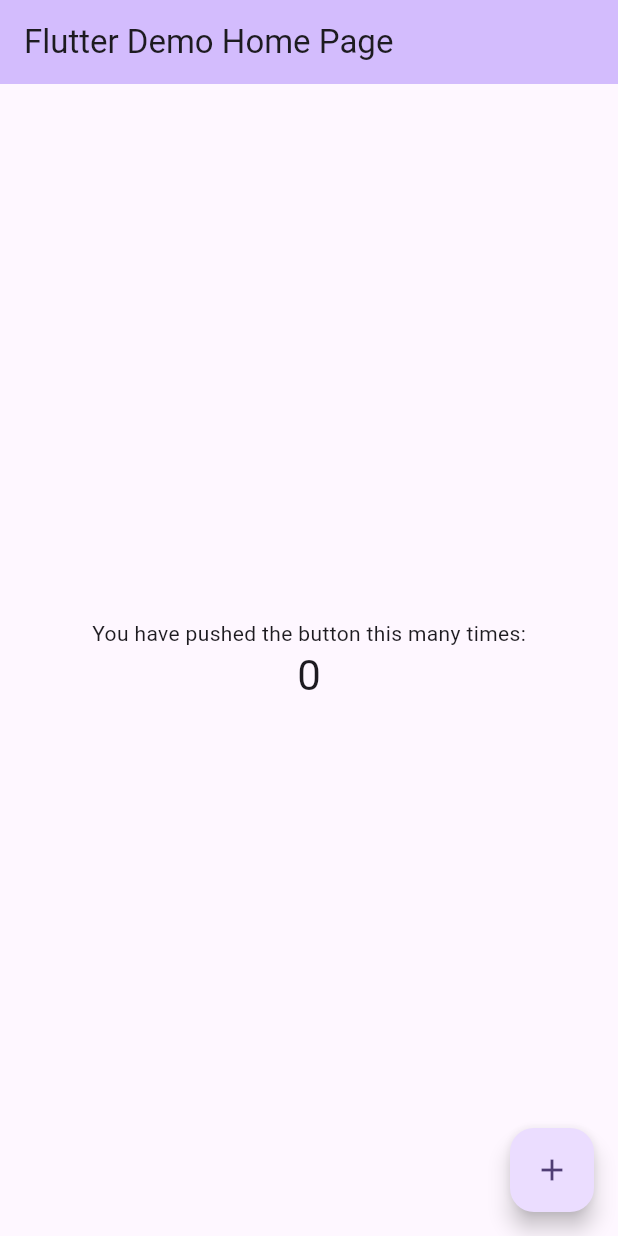
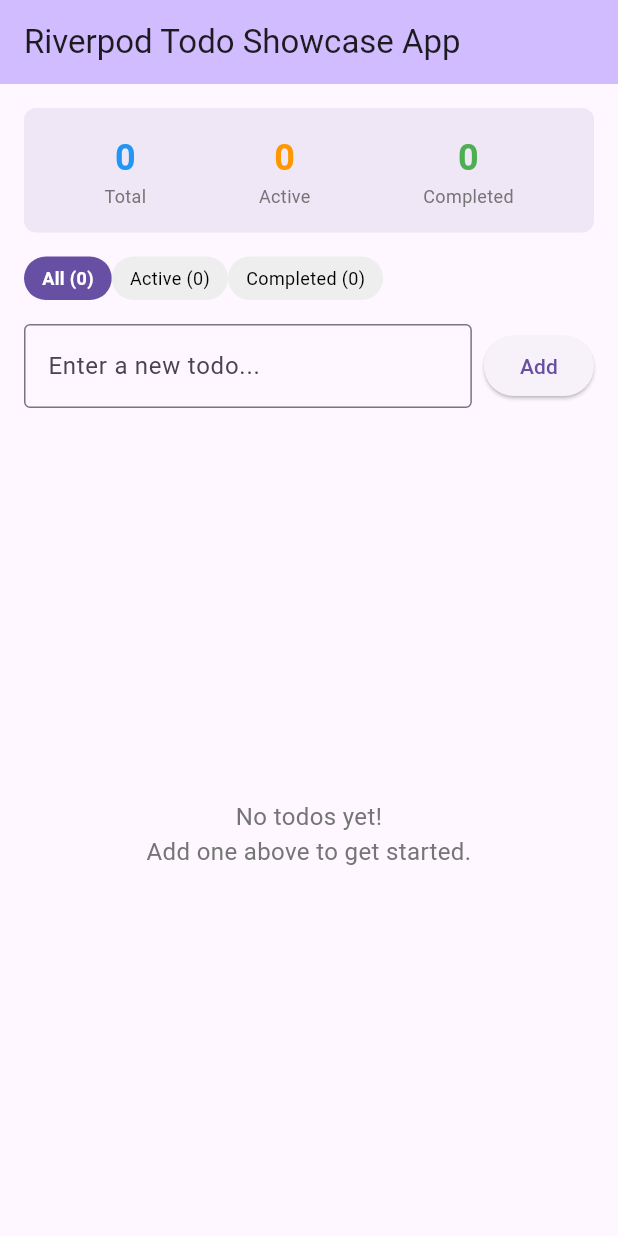
Before and after one commit to OkpePhillips/flutter_compile_camp, a Flutter app: the screen it shows after launch, on a phone screen of 412 x 824 dp. Run offline on Flutter 3.47's test engine with Material 3 defaults, Android fonts, the phone set to English and light mode, and no system bars; our stand-ins replace flutter_riverpod, shared_preferences.

Commit message:
Implemented core features of the todo app and persisted data using shared preferences

```diff
--- a/todo_app/lib/main.dart
+++ b/todo_app/lib/main.dart
@@ -1,122 +1,27 @@
+// lib/main.dart
 import 'package:flutter/material.dart';
+import 'package:flutter_riverpod/flutter_riverpod.dart';
+import 'screens/todo_screen.dart';
 
 void main() {
-  runApp(const MyApp());
+  runApp(
+    ProviderScope(
+      // Essential: Wrap your app in ProviderScope
+      child: MyApp(),
+    ),
+  );
 }
 
 class MyApp extends StatelessWidget {
   const MyApp({super.key});
 
-  // This widget is the root of your application.
   @override
   Widget build(BuildContext context) {
     return MaterialApp(
-      title: 'Flutter Demo',
-      theme: ThemeData(
-        // This is the theme of your application.
-        //
-        // TRY THIS: Try running your application with "flutter run". You'll see
-        // the application has a purple toolbar. Then, without quitting the app,
-        // try changing the seedColor in the colorScheme below to Colors.green
-        // and then invoke "hot reload" (save your changes or press the "hot
-        // reload" button in a Flutter-supported IDE, or press "r" if you used
-        // the command line to start the app).
-        //
-        // Notice that the counter didn't reset back to zero; the application
-        // state is not lost during the reload. To reset the state, use hot
-        // restart instead.
-        //
-        // This works for code too, not just values: Most code changes can be
-        // tested with just a hot reload.
-        colorScheme: ColorScheme.fromSeed(seedColor: Colors.deepPurple),
-      ),
-      home: const MyHomePage(title: 'Flutter Demo Home Page'),
+      title: 'Riverpod Todo Showcase',
+      theme: ThemeData(primarySwatch: Colors.blue, useMaterial3: true),
+      debugShowCheckedModeBanner: false,
+      home: TodoScreen(),
     );
   }
 }
-
-class MyHomePage extends StatefulWidget {
-  const MyHomePage({super.key, required this.title});
-
-  // This widget is the home page of your application. It is stateful, meaning
-  // that it has a State object (defined below) that contains fields that affect
-  // how it looks.
-
-  // This class is the configuration for the state. It holds the values (in this
-  // case the title) provided by the parent (in this case the App widget) and
-  // used by the build method of the State. Fields in a Widget subclass are
-  // always marked "final".
-
-  final String title;
-
-  @override
-  State<MyHomePage> createState() => _MyHomePageState();
-}
-
-class _MyHomePageState extends State<MyHomePage> {
-  int _counter = 0;
-
-  void _incrementCounter() {
-    setState(() {
-      // This call to setState tells the Flutter framework that something has
-      // changed in this State, which causes it to rerun the build method below
-      // so that the display can reflect the updated values. If we changed
-      // _counter without calling setState(), then the build method would not be
-      // called again, and so nothing would appear to happen.
-      _counter++;
-    });
-  }
-
-  @override
-  Widget build(BuildContext context) {
-    // This method is rerun every time setState is called, for instance as done
-    // by the _incrementCounter method above.
-    //
-    // The Flutter framework has been optimized to make rerunning build methods
-    // fast, so that you can just rebuild anything that needs updating rather
-    // than having to individually change instances of widgets.
-    return Scaffold(
-      appBar: AppBar(
-        // TRY THIS: Try changing the color here to a specific color (to
-        // Colors.amber, perhaps?) and trigger a hot reload to see the AppBar
-        // change color while the other colors stay the same.
-        backgroundColor: Theme.of(context).colorScheme.inversePrimary,
-        // Here we take the value from the MyHomePage object that was created by
-        // the App.build method, and use it to set our appbar title.
-        title: Text(widget.title),
-      ),
-      body: Center(
-        // Center is a layout widget. It takes a single child and positions it
-        // in the middle of the parent.
-        child: Column(
-          // Column is also a layout widget. It takes a list of children and
-          // arranges them vertically. By default, it sizes itself to fit its
-          // children horizontally, and tries to be as tall as its parent.
-          //
-          // Column has various properties to control how it sizes itself and
-          // how it positions its children. Here we use mainAxisAlignment to
-          // center the children vertically; the main axis here is the vertical
-          // axis because Columns are vertical (the cross axis would be
-          // horizontal).
-          //
-          // TRY THIS: Invoke "debug painting" (choose the "Toggle Debug Paint"
-          // action in the IDE, or press "p" in the console), to see the
-          // wireframe for each widget.
-          mainAxisAlignment: MainAxisAlignment.center,
-          children: <Widget>[
-            const Text('You have pushed the button this many times:'),
-            Text(
-              '$_counter',
-              style: Theme.of(context).textTheme.headlineMedium,
-            ),
-          ],
-        ),
-      ),
-      floatingActionButton: FloatingActionButton(
-        onPressed: _incrementCounter,
-        tooltip: 'Increment',
-        child: const Icon(Icons.add),
-      ), // This trailing comma makes auto-formatting nicer for build methods.
-    );
-  }
-}
--- /dev/null
+++ b/todo_app/lib/models/todo.dart
@@ -0,0 +1,45 @@
+import 'dart:convert';
+
+class Todo {
+  final String id;
+  final String title;
+  final bool isCompleted;
+
+  Todo({required this.id, required this.title, this.isCompleted = false});
+
+  // This is the key method for immutable updates
+  Todo copyWith({String? id, String? title, bool? isCompleted}) {
+    return Todo(
+      id: id ?? this.id,
+      title: title ?? this.title,
+      isCompleted: isCompleted ?? this.isCompleted,
+    );
+  }
+
+  Map<String, dynamic> toMap() {
+    return {'id': id, 'title': title, 'isCompleted': isCompleted};
+  }
+
+  factory Todo.fromMap(Map<String, dynamic> map) {
+    return Todo(
+      id: map['id'],
+      title: map['title'],
+      isCompleted: map['isCompleted'],
+    );
+  }
+
+  String toJson() => json.encode(toMap());
+
+  factory Todo.fromJson(String source) =>
+      Todo.fromMap(json.decode(source) as Map<String, dynamic>);
+
+
+  @override
+  bool operator ==(Object other) {
+    if (identical(this, other)) return true;
+    return other is Todo && other.id == id;
+  }
+
+  @override
+  int get hashCode => id.hashCode;
+}
--- /dev/null
+++ b/todo_app/lib/providers/todo_provider.dart
@@ -0,0 +1,109 @@
+// lib/providers/todo_providers.dart
+import 'package:flutter_riverpod/flutter_riverpod.dart';
+import 'package:shared_preferences/shared_preferences.dart';
+import '../models/todo.dart';
+
+// 1. StateNotifierProvider for complex state (todo list)
+class TodoListNotifier extends StateNotifier<List<Todo>> {
+  static const _prefsKey = 'todos';
+
+  TodoListNotifier() : super([]) {
+    _loadTodos();
+  }
+
+  Future<void> _loadTodos() async {
+    final prefs = await SharedPreferences.getInstance();
+    final todosJson = prefs.getStringList(_prefsKey) ?? [];
+    state = todosJson.map((jsonStr) => Todo.fromJson(jsonStr)).toList();
+  }
+
+  Future<void> _saveTodos() async {
+    final prefs = await SharedPreferences.getInstance();
+    final todosJson = state.map((todo) => todo.toJson()).toList();
+    await prefs.setStringList(_prefsKey, todosJson);
+  }
+
+  void addTodo(String title) {
+    if (title.trim().isEmpty) return;
+
+    final newTodo = Todo(
+      id: DateTime.now().millisecondsSinceEpoch.toString(),
+      title: title.trim(),
+    );
+
+    // Key concept: Create new state, don't modify existing
+    state = [...state, newTodo];
+    // save to Shared Preferences
+    _saveTodos();
+  }
+
+  void toggleTodo(String id) {
+    state = [
+      for (final todo in state)
+        if (todo.id == id)
+          todo.copyWith(isCompleted: !todo.isCompleted)
+        else
+          todo,
+    ];
+    _saveTodos();
+  }
+
+  void deleteTodo(String id) {
+    state = state.where((todo) => todo.id != id).toList();
+    _saveTodos();
+  }
+
+  void clearCompleted() {
+    state = state.where((todo) => !todo.isCompleted).toList();
+    _saveTodos();
+  }
+}
+
+final todoListProvider = StateNotifierProvider<TodoListNotifier, List<Todo>>((
+  ref,
+) {
+  return TodoListNotifier();
+});
+
+// 2. StateProvider for simple state (filter)
+enum TodoFilter { all, active, completed }
+
+final todoFilterProvider = StateProvider<TodoFilter>((ref) => TodoFilter.all);
+
+// 3. Provider for computed values (filtered todos)
+final filteredTodosProvider = Provider<List<Todo>>((ref) {
+  final todos = ref.watch(todoListProvider);
+  final filter = ref.watch(todoFilterProvider);
+
+  switch (filter) {
+    case TodoFilter.all:
+      return todos;
+    case TodoFilter.active:
+      return todos.where((todo) => !todo.isCompleted).toList();
+    case TodoFilter.completed:
+      return todos.where((todo) => todo.isCompleted).toList();
+  }
+});
+
+// 4. Provider for statistics (computed values)
+final todoStatsProvider = Provider<TodoStats>((ref) {
+  final todos = ref.watch(todoListProvider);
+
+  final total = todos.length;
+  final completed = todos.where((todo) => todo.isCompleted).length;
+  final active = total - completed;
+
+  return TodoStats(total: total, completed: completed, active: active);
+});
+
+class TodoStats {
+  final int total;
+  final int completed;
+  final int active;
+
+  TodoStats({
+    required this.total,
+    required this.completed,
+    required this.active,
+  });
+}
--- /dev/null
+++ b/todo_app/lib/screens/todo_screen.dart
@@ -0,0 +1,88 @@
+// lib/screens/todo_screen.dart
+import 'package:flutter/material.dart';
+import 'package:flutter_riverpod/flutter_riverpod.dart';
+import 'package:todo_app/providers/todo_provider.dart';
+import 'package:todo_app/widgets/todo_filters.dart';
+import 'package:todo_app/widgets/todo_item.dart';
+import 'package:todo_app/widgets/todo_stats.dart';
+
+class TodoScreen extends ConsumerWidget {
+  final TextEditingController _controller = TextEditingController();
+
+  TodoScreen({super.key});
+
+  @override
+  Widget build(BuildContext context, WidgetRef ref) {
+    // Key concept: ref.watch() for reactive updates
+    final filteredTodos = ref.watch(filteredTodosProvider);
+
+    return SafeArea(
+      child: Scaffold(
+        appBar: AppBar(
+          title: Text('Riverpod Todo Showcase App'),
+          backgroundColor: Theme.of(context).colorScheme.inversePrimary,
+        ),
+        body: Column(
+          children: [
+            // Statistics section
+            TodoStatsWidget(),
+
+            // Filter section
+            TodoFilters(),
+
+            // Add todo section
+            Padding(
+              padding: EdgeInsets.all(16),
+              child: Row(
+                children: [
+                  Expanded(
+                    child: TextField(
+                      controller: _controller,
+                      decoration: InputDecoration(
+                        hintText: 'Enter a new todo...',
+                        border: OutlineInputBorder(),
+                      ),
+                      onSubmitted: (value) => _addTodo(ref, value),
+                    ),
+                  ),
+                  SizedBox(width: 8),
+                  ElevatedButton(
+                    onPressed: () => _addTodo(ref, _controller.text),
+                    child: Text('Add'),
+                  ),
+                ],
+              ),
+            ),
+
+            // Todo list
+            Expanded(
+              child: filteredTodos.isEmpty
+                  ? Center(
+                      child: Text(
+                        'No todos yet!\nAdd one above to get started.',
+                        textAlign: TextAlign.center,
+                        style: TextStyle(fontSize: 16, color: Colors.grey[600]),
+                      ),
+                    )
+                  : ListView.builder(
+                      itemCount: filteredTodos.length,
+                      itemBuilder: (context, index) {
+                        final todo = filteredTodos[index];
+                        return TodoItem(todo: todo);
+                      },
+                    ),
+            ),
+          ],
+        ),
+      ),
+    );
+  }
+
+  void _addTodo(WidgetRef ref, String title) {
+    if (title.trim().isNotEmpty) {
+      // Key concept: ref.read() for actions (no rebuilding needed)
+      ref.read(todoListProvider.notifier).addTodo(title);
+      _controller.clear();
+    }
+  }
+}
--- /dev/null
+++ b/todo_app/lib/widgets/todo_filters.dart
@@ -0,0 +1,91 @@
+// lib/widgets/todo_filters.dart
+import 'package:flutter/material.dart';
+import 'package:flutter_riverpod/flutter_riverpod.dart';
+import 'package:todo_app/providers/todo_provider.dart';
+
+class TodoFilters extends ConsumerWidget {
+  const TodoFilters({super.key});
+
+  @override
+  Widget build(BuildContext context, WidgetRef ref) {
+    final currentFilter = ref.watch(todoFilterProvider);
+    final stats = ref.watch(todoStatsProvider);
+
+    return Padding(
+      padding: EdgeInsets.symmetric(horizontal: 16),
+      child: Row(
+        children: [
+          Expanded(
+            child: SingleChildScrollView(
+              scrollDirection: Axis.horizontal,
+              child: Row(
+                mainAxisAlignment: MainAxisAlignment.spaceEvenly,
+                children: [
+                  _FilterChip(
+                    label: 'All (${stats.total})',
+                    isSelected: currentFilter == TodoFilter.all,
+                    onTap: () => ref.read(todoFilterProvider.notifier).state =
+                        TodoFilter.all,
+                  ),
+                  _FilterChip(
+                    label: 'Active (${stats.active})',
+                    isSelected: currentFilter == TodoFilter.active,
+                    onTap: () => ref.read(todoFilterProvider.notifier).state =
+                        TodoFilter.active,
+                  ),
+                  _FilterChip(
+                    label: 'Completed (${stats.completed})',
+                    isSelected: currentFilter == TodoFilter.completed,
+                    onTap: () => ref.read(todoFilterProvider.notifier).state =
+                        TodoFilter.completed,
+                  ),
+                ],
+              ),
+            ),
+          ),
+          if (stats.completed > 0)
+            TextButton(
+              onPressed: () {
+                ref.read(todoListProvider.notifier).clearCompleted();
+              },
+              child: Text('Clear Completed'),
+            ),
+        ],
+      ),
+    );
+  }
+}
+
+class _FilterChip extends StatelessWidget {
+  final String label;
+  final bool isSelected;
+  final VoidCallback onTap;
+
+  const _FilterChip({
+    required this.label,
+    required this.isSelected,
+    required this.onTap,
+  });
+
+  @override
+  Widget build(BuildContext context) {
+    return GestureDetector(
+      onTap: onTap,
+      child: Container(
+        padding: EdgeInsets.symmetric(horizontal: 12, vertical: 6),
+        decoration: BoxDecoration(
+          color: isSelected ? Theme.of(context).primaryColor : Colors.grey[200],
+          borderRadius: BorderRadius.circular(16),
+        ),
+        child: Text(
+          label,
+          style: TextStyle(
+            color: isSelected ? Colors.white : Colors.black,
+            fontSize: 12,
+            fontWeight: isSelected ? FontWeight.bold : FontWeight.normal,
+          ),
+        ),
+      ),
+    );
+  }
+}
--- /dev/null
+++ b/todo_app/lib/widgets/todo_item.dart
@@ -0,0 +1,42 @@
+// lib/widgets/todo_item.dart
+import 'package:flutter/material.dart';
+import 'package:flutter_riverpod/flutter_riverpod.dart';
+import 'package:todo_app/providers/todo_provider.dart';
+import '../models/todo.dart';
+
+class TodoItem extends ConsumerWidget {
+  final Todo todo;
+
+  const TodoItem({super.key, required this.todo});
+
+  @override
+  Widget build(BuildContext context, WidgetRef ref) {
+    return Card(
+      margin: EdgeInsets.symmetric(horizontal: 16, vertical: 4),
+      child: ListTile(
+        leading: Checkbox(
+          value: todo.isCompleted,
+          onChanged: (value) {
+            // Key concept: ref.read() for actions
+            ref.read(todoListProvider.notifier).toggleTodo(todo.id);
+          },
+        ),
+        title: Text(
+          todo.title,
+          style: TextStyle(
+            decoration: todo.isCompleted
+                ? TextDecoration.lineThrough
+                : TextDecoration.none,
+            color: todo.isCompleted ? Colors.grey : null,
+          ),
+        ),
+        trailing: IconButton(
+          icon: Icon(Icons.delete, color: Colors.red),
+          onPressed: () {
+            ref.read(todoListProvider.notifier).deleteTodo(todo.id);
+          },
+        ),
+      ),
+    );
+  }
+}
--- /dev/null
+++ b/todo_app/lib/widgets/todo_stats.dart
@@ -0,0 +1,64 @@
+// lib/widgets/todo_stats.dart
+import 'package:flutter/material.dart';
+import 'package:flutter_riverpod/flutter_riverpod.dart';
+import 'package:todo_app/providers/todo_provider.dart';
+
+class TodoStatsWidget extends ConsumerWidget {
+  const TodoStatsWidget({super.key});
+
+  @override
+  Widget build(BuildContext context, WidgetRef ref) {
+    // Key concept: Watching computed provider
+    final stats = ref.watch(todoStatsProvider);
+
+    return Container(
+      padding: EdgeInsets.all(16),
+      margin: EdgeInsets.all(16),
+      decoration: BoxDecoration(
+        color: Theme.of(context).primaryColor.withOpacity(0.1),
+        borderRadius: BorderRadius.circular(8),
+      ),
+      child: Row(
+        mainAxisAlignment: MainAxisAlignment.spaceAround,
+        children: [
+          _StatItem(label: 'Total', value: stats.total, color: Colors.blue),
+          _StatItem(label: 'Active', value: stats.active, color: Colors.orange),
+          _StatItem(
+            label: 'Completed',
+            value: stats.completed,
+            color: Colors.green,
+          ),
+        ],
+      ),
+    );
+  }
+}
+
+class _StatItem extends StatelessWidget {
+  final String label;
+  final int value;
+  final Color color;
+
+  const _StatItem({
+    required this.label,
+    required this.value,
+    required this.color,
+  });
+
+  @override
+  Widget build(BuildContext context) {
+    return Column(
+      children: [
+        Text(
+          value.toString(),
+          style: TextStyle(
+            fontSize: 24,
+            fontWeight: FontWeight.bold,
+            color: color,
+          ),
+        ),
+        Text(label, style: TextStyle(fontSize: 12, color: Colors.grey[600])),
+      ],
+    );
+  }
+}
```
Also changed, not shown: todo_app/pubspec.yaml (+9 -68 lines), todo_app/pubspec.lock, 3 other files.
